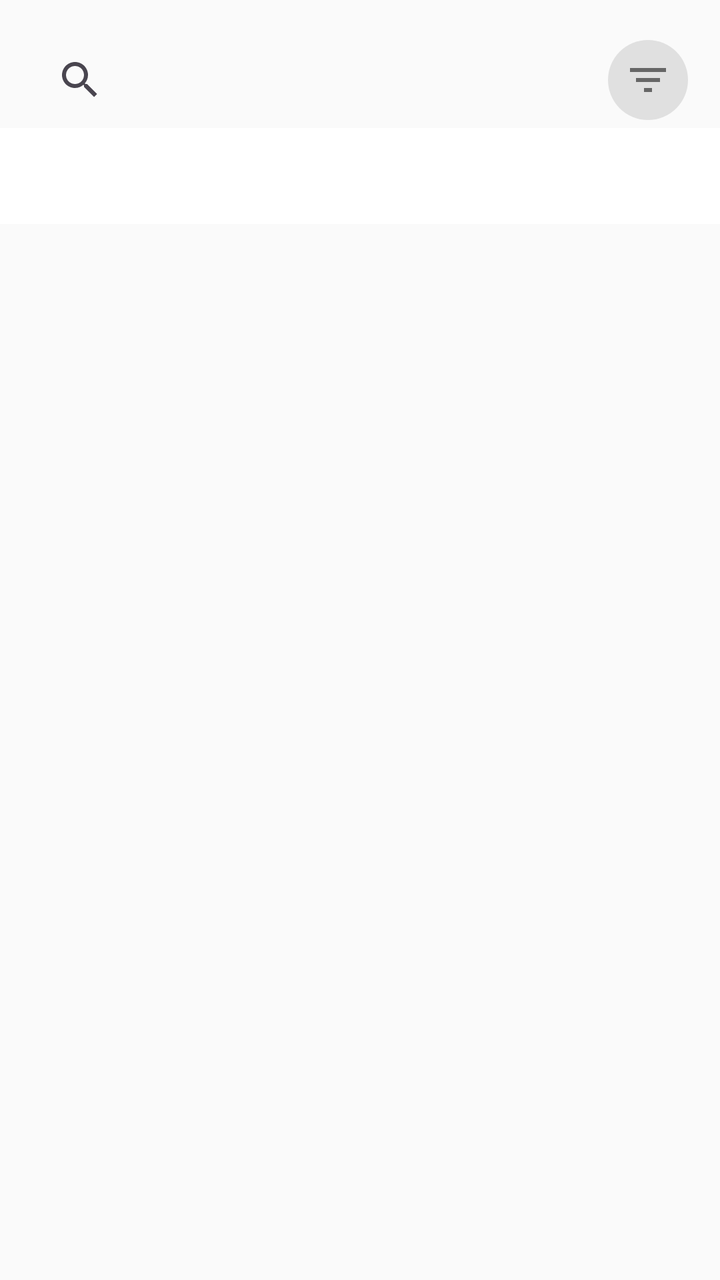
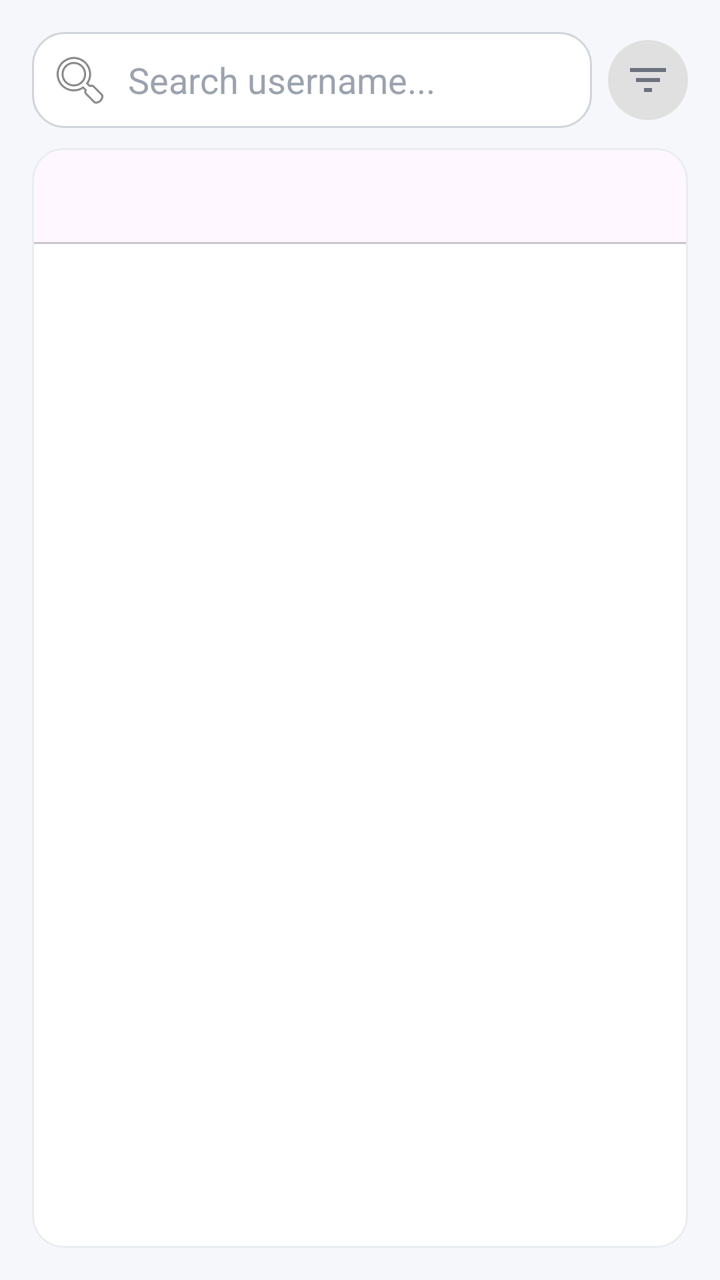

Before-and-after screenshots of an Android layout around one commit, followed by the original layout XML and the change that was made.
<!-- AndroidManifest.xml: application theme Theme.MainProj -->
<!-- res/layout/fragment_sub_blacklist.xml -->
<?xml version="1.0" encoding="utf-8"?>
<androidx.constraintlayout.widget.ConstraintLayout xmlns:android="http://schemas.android.com/apk/res/android"
    xmlns:app="http://schemas.android.com/apk/res-auto"
    android:layout_width="match_parent"
    android:layout_height="match_parent"
    android:background="#FAFAFA">

    <LinearLayout
        android:id="@+id/searchContainer"
        android:layout_width="0dp"
        android:layout_height="wrap_content"
        android:orientation="horizontal"
        android:gravity="center_vertical"
        android:layout_margin="16dp"
        app:layout_constraintTop_toTopOf="parent"
        app:layout_constraintStart_toStartOf="parent"
        app:layout_constraintEnd_toEndOf="parent">

        <androidx.appcompat.widget.SearchView
            android:id="@+id/searchView"
            android:layout_width="0dp"
            android:layout_height="wrap_content"
            android:layout_weight="1"
            android:queryHint="Search username..."
            android:iconifiedByDefault="false"/>

        <FrameLayout
            android:id="@+id/filterButtonContainer"
            android:layout_width="wrap_content"
            android:layout_height="wrap_content"
            android:layout_marginStart="8dp">

            <ImageButton
                android:id="@+id/btnFilter"
                android:layout_width="40dp"
                android:layout_height="40dp"
                android:background="@drawable/bg_pill_filter"
                android:src="@drawable/ic_filter"
                android:scaleType="centerInside"
                android:padding="8dp"
                android:contentDescription="Filter"/>

            <TextView
                android:id="@+id/filterBadge"
                android:layout_width="18dp"
                android:layout_height="18dp"
                android:layout_gravity="top|end"
                android:layout_marginTop="-4dp"
                android:layout_marginEnd="-4dp"
                android:background="@drawable/bg_badge_filter"
                android:gravity="center"
                android:textColor="#FFFFFF"
                android:textSize="10sp"
                android:textStyle="bold"
                android:visibility="gone"
                android:text="0"/>

        </FrameLayout>

    </LinearLayout>

    <androidx.recyclerview.widget.RecyclerView
        android:id="@+id/searchSuggestions"
        android:layout_width="0dp"
        android:layout_height="wrap_content"
        android:visibility="gone"
        android:background="#FFFFFF"
        app:layout_constraintTop_toBottomOf="@id/searchContainer"
        app:layout_constraintStart_toStartOf="parent"
        app:layout_constraintEnd_toEndOf="parent"/>

    <com.google.android.material.tabs.TabLayout
        android:id="@+id/tabLayout"
        android:layout_width="0dp"
        android:layout_height="wrap_content"
        android:background="#FFFFFF"
        app:tabIndicatorColor="#6200EE"
        app:tabSelectedTextColor="#6200EE"
        app:tabTextColor="#666666"
        app:layout_constraintTop_toBottomOf="@id/searchSuggestions"
        app:layout_constraintStart_toStartOf="parent"
        app:layout_constraintEnd_toEndOf="parent"/>

    <androidx.viewpager2.widget.ViewPager2
        android:id="@+id/listViewPager"
        android:layout_width="0dp"
        android:layout_height="0dp"
        app:layout_constraintTop_toBottomOf="@id/tabLayout"
        app:layout_constraintBottom_toBottomOf="parent"
        app:layout_constraintStart_toStartOf="parent"
        app:layout_constraintEnd_toEndOf="parent" />

</androidx.constraintlayout.widget.ConstraintLayout>
<!-- resources referenced by this layout -->
<resources>
  <!-- drawable bg_badge_filter (drawable) -->
  <?xml version="1.0" encoding="utf-8"?>
  <shape xmlns:android="http://schemas.android.com/apk/res/android"
      android:shape="oval">
      <solid android:color="#B0B0B0"/>
      <size android:width="18dp" android:height="18dp"/>
  </shape>
  <!-- drawable bg_pill_filter (drawable) -->
  <?xml version="1.0" encoding="utf-8"?>
  <shape xmlns:android="http://schemas.android.com/apk/res/android"
      android:shape="rectangle">
      <solid android:color="#E0E0E0"/>
      <corners android:radius="20dp"/>
  </shape>
  <!-- drawable ic_filter (drawable) -->
  <?xml version="1.0" encoding="utf-8"?>
  <vector xmlns:android="http://schemas.android.com/apk/res/android"
      android:width="24dp"
      android:height="24dp"
      android:viewportWidth="24"
      android:viewportHeight="24"
      android:tint="#666666">
      <path
          android:fillColor="#FF000000"
          android:pathData="M10,18h4v-2h-4v2zM3,6v2h18V6H3zM6,13h12v-2H6v2z"/>
  </vector>
  <style name="Theme.MainProj" parent="Theme.Material3.DayNight.NoActionBar">
              <item name="inputStrokeColor">@color/input_stroke_color_light</item>
              <item name="buttonPrimary">@color/button_primary_light</item>
              <item name="textSecondary">@color/text_secondary_light</item>
  
              <item name="buttonGoogleBg">@color/button_google_bg_light</item>
              <item name="buttonGoogleText">@color/button_google_text_light</item>
              <item name="buttonGoogleStroke">@color/button_google_stroke_light</item>
          </style>
  <color name="input_stroke_color_light">#667eea</color>
  <color name="button_primary_light">#667eea</color>
  <color name="text_secondary_light">#666666</color>
  <color name="button_google_bg_light">#FFFFFF</color>
  <color name="button_google_text_light">#333333</color>
  <color name="button_google_stroke_light">#e0e0e0</color>
</resources>

<!-- the commit's change to res/layout/fragment_sub_blacklist.xml (unified diff, before → after) -->
@@ -3,7 +3,7 @@
     xmlns:app="http://schemas.android.com/apk/res-auto"
     android:layout_width="match_parent"
     android:layout_height="match_parent"
-    android:background="#FAFAFA">
+    android:background="@color/colorBackground">
 
     <LinearLayout
         android:id="@+id/searchContainer"
@@ -16,13 +16,21 @@
         app:layout_constraintStart_toStartOf="parent"
         app:layout_constraintEnd_toEndOf="parent">
 
-        <androidx.appcompat.widget.SearchView
+        <EditText
             android:id="@+id/searchView"
             android:layout_width="0dp"
             android:layout_height="wrap_content"
             android:layout_weight="1"
-            android:queryHint="Search username..."
-            android:iconifiedByDefault="false"/>
+            android:hint="Search username..."
+            android:textColor="@color/colorTextPrimary"
+            android:textColorHint="@color/colorTextHint"
+            android:background="@drawable/bg_search_bar"
+            android:drawableStart="@android:drawable/ic_menu_search"
+            android:drawablePadding="8dp"
+            android:padding="8dp"
+            android:inputType="text"
+            android:imeOptions="actionSearch"
+            android:maxLines="1"/>
 
         <FrameLayout
             android:id="@+id/filterButtonContainer"
@@ -49,7 +57,7 @@
                 android:layout_marginEnd="-4dp"
                 android:background="@drawable/bg_badge_filter"
                 android:gravity="center"
-                android:textColor="#FFFFFF"
+                android:textColor="@color/colorTextOnPrimary"
                 android:textSize="10sp"
                 android:textStyle="bold"
                 android:visibility="gone"
@@ -64,30 +72,52 @@
         android:layout_width="0dp"
         android:layout_height="wrap_content"
         android:visibility="gone"
-        android:background="#FFFFFF"
+        android:background="@drawable/bg_rounded_surface"
+        android:clipToOutline="true"
+        android:layout_marginHorizontal="16dp"
+        android:elevation="4dp"
         app:layout_constraintTop_toBottomOf="@id/searchContainer"
         app:layout_constraintStart_toStartOf="parent"
         app:layout_constraintEnd_toEndOf="parent"/>
 
-    <com.google.android.material.tabs.TabLayout
-        android:id="@+id/tabLayout"
-        android:layout_width="0dp"
-        android:layout_height="wrap_content"
-        android:background="#FFFFFF"
-        app:tabIndicatorColor="#6200EE"
-        app:tabSelectedTextColor="#6200EE"
-        app:tabTextColor="#666666"
-        app:layout_constraintTop_toBottomOf="@id/searchSuggestions"
-        app:layout_constraintStart_toStartOf="parent"
-        app:layout_constraintEnd_toEndOf="parent"/>
-
-    <androidx.viewpager2.widget.ViewPager2
-        android:id="@+id/listViewPager"
+    <com.google.android.material.card.MaterialCardView
+        android:layout_marginTop="10dp"
+        android:id="@+id/pagerCard"
         android:layout_width="0dp"
         android:layout_height="0dp"
-        app:layout_constraintTop_toBottomOf="@id/tabLayout"
+        app:cardCornerRadius="16dp"
+        app:cardElevation="0dp"
+        app:strokeWidth="1dp"
+        app:strokeColor="@color/colorCardBorder"
+        app:cardBackgroundColor="@color/colorSurface"
+        android:layout_marginHorizontal="16dp"
+        android:layout_marginBottom="16dp"
+        app:layout_constraintTop_toBottomOf="@id/searchSuggestions"
         app:layout_constraintBottom_toBottomOf="parent"
         app:layout_constraintStart_toStartOf="parent"
-        app:layout_constraintEnd_toEndOf="parent" />
+        app:layout_constraintEnd_toEndOf="parent">
+
+        <LinearLayout
+            android:layout_width="match_parent"
+            android:layout_height="match_parent"
+            android:orientation="vertical">
+
+            <com.google.android.material.tabs.TabLayout
+                android:id="@+id/tabLayout"
+                android:layout_width="match_parent"
+                android:layout_height="wrap_content"
+                app:tabIndicatorColor="@color/colorTabIndicator"
+                app:tabSelectedTextColor="@color/colorTabIndicator"
+                app:tabTextColor="@color/colorTextSecondary"/>
+
+            <androidx.viewpager2.widget.ViewPager2
+                android:id="@+id/listViewPager"
+                android:layout_width="match_parent"
+                android:layout_height="0dp"
+                android:layout_weight="1"/>
+
+        </LinearLayout>
+
+    </com.google.android.material.card.MaterialCardView>
 
 </androidx.constraintlayout.widget.ConstraintLayout>
<!-- resource entries referenced after the edit -->
@@ -1,18 +1,52 @@
 <!-- resources referenced by this layout -->
 <resources>
+  <color name="colorBackground">#F5F7FA</color>
+  <color name="colorCardBorder">#E9ECF0</color>
+  <color name="colorSurface">#FFFFFF</color>
+  <color name="colorTabIndicator">#7C6DB0</color>
+  <color name="colorTextHint">#9CA3AF</color>
+  <color name="colorTextOnPrimary">#FFFFFF</color>
+  <color name="colorTextPrimary">#1A1A2E</color>
+  <color name="colorTextSecondary">#6B7280</color>
   <!-- drawable bg_badge_filter (drawable) -->
   <?xml version="1.0" encoding="utf-8"?>
   <shape xmlns:android="http://schemas.android.com/apk/res/android"
       android:shape="oval">
-      <solid android:color="#B0B0B0"/>
+      <solid android:color="@color/colorBadgeGray"/>
       <size android:width="18dp" android:height="18dp"/>
   </shape>
   <!-- drawable bg_pill_filter (drawable) -->
   <?xml version="1.0" encoding="utf-8"?>
   <shape xmlns:android="http://schemas.android.com/apk/res/android"
       android:shape="rectangle">
-      <solid android:color="#E0E0E0"/>
+      <solid android:color="@color/colorPillBg"/>
       <corners android:radius="20dp"/>
+  </shape>
+  <!-- drawable bg_rounded_surface (drawable) -->
+  <shape xmlns:android="http://schemas.android.com/apk/res/android"
+      android:shape="rectangle">
+      <solid android:color="@color/colorSurface" />
+      <corners android:radius="12dp" />
+  </shape>
+  <!-- drawable bg_search_bar (drawable) -->
+  <?xml version="1.0" encoding="utf-8"?>
+  <shape xmlns:android="http://schemas.android.com/apk/res/android"
+      android:shape="rectangle">
+  
+      <solid android:color="@color/colorSearchBackground"/>
+  
+      <stroke
+          android:width="1dp"
+          android:color="@color/colorSearchStroke"/>
+  
+      <corners android:radius="16dp"/>
+  
+      <padding
+          android:left="14dp"
+          android:top="10dp"
+          android:right="14dp"
+          android:bottom="10dp"/>
+  
   </shape>
   <!-- drawable ic_filter (drawable) -->
   <?xml version="1.0" encoding="utf-8"?>
@@ -21,7 +55,7 @@
       android:height="24dp"
       android:viewportWidth="24"
       android:viewportHeight="24"
-      android:tint="#666666">
+      android:tint="@color/colorTextSecondary">
       <path
           android:fillColor="#FF000000"
           android:pathData="M10,18h4v-2h-4v2zM3,6v2h18V6H3zM6,13h12v-2H6v2z"/>
@@ -35,6 +69,10 @@
               <item name="buttonGoogleText">@color/button_google_text_light</item>
               <item name="buttonGoogleStroke">@color/button_google_stroke_light</item>
           </style>
+  <color name="colorBadgeGray">#B0B0B0</color>
+  <color name="colorPillBg">#E0E0E0</color>
+  <color name="colorSearchBackground">#FFFFFF</color>
+  <color name="colorSearchStroke">#D1D5DB</color>
   <color name="input_stroke_color_light">#667eea</color>
   <color name="button_primary_light">#667eea</color>
   <color name="text_secondary_light">#666666</color>
